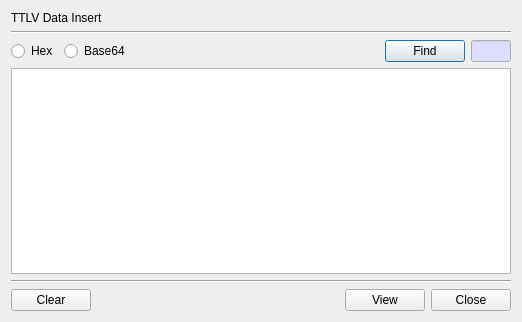
Old version of the form BerEditor/decode_ttlv_dlg.ui in the repository jykim74/BerEditor.
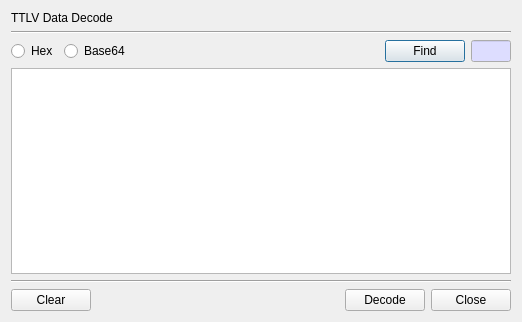
New version of the form.

```diff
--- a/BerEditor/decode_ttlv_dlg.ui
+++ b/BerEditor/decode_ttlv_dlg.ui
@@ -17,7 +17,7 @@
    <item>
     <widget class="QLabel" name="label">
      <property name="text">
-      <string>TTLV Data Insert</string>
+      <string>TTLV Data Decode</string>
      </property>
     </widget>
    </item>
@@ -134,7 +134,7 @@
      <item row="0" column="2">
       <widget class="QPushButton" name="mViewBtn">
        <property name="text">
-        <string>View</string>
+        <string>Decode</string>
        </property>
       </widget>
      </item>
```
Left out of the diff: 4 changed lines with no effect on the pictures.
